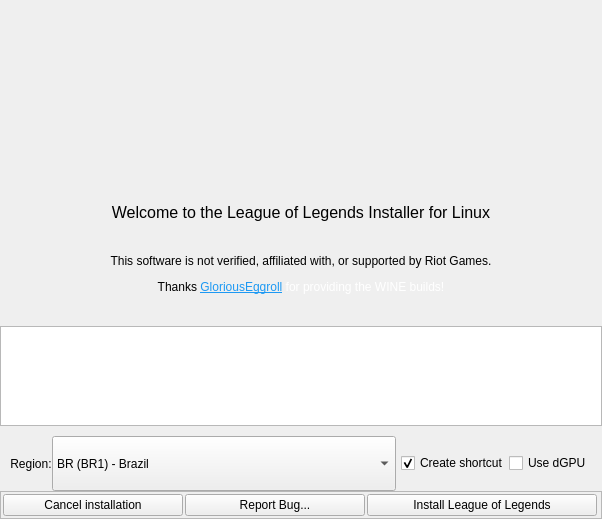
First picture: the form in python_src/ui/installer.ui, repository polkaulfield/lol-for-linux-installer, before the edit.
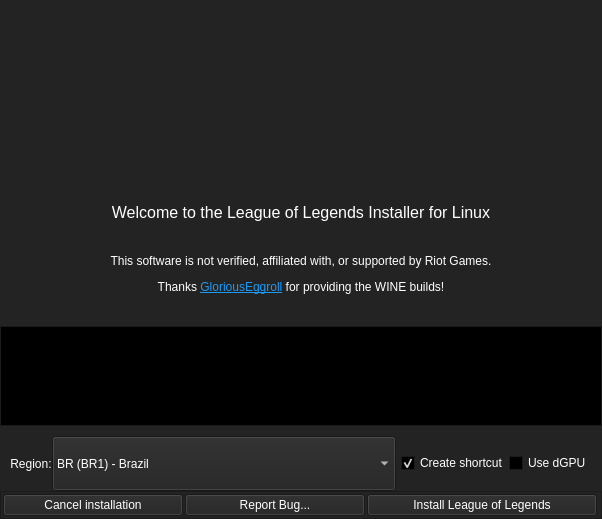
Second picture: the form after the edit. Icons and pictures are not drawn.

Commit message: [UI] Use our own colour palette

Diff of the .ui file:
```diff
--- a/python_src/ui/installer.ui
+++ b/python_src/ui/installer.ui
@@ -25,6 +25,448 @@
     <height>647</height>
    </size>
   </property>
+  <property name="palette">
+   <palette>
+    <active>
+     <colorrole role="WindowText">
+      <brush brushstyle="SolidPattern">
+       <color alpha="255">
+        <red>255</red>
+        <green>255</green>
+        <blue>255</blue>
+       </color>
+      </brush>
+     </colorrole>
+     <colorrole role="Button">
+      <brush brushstyle="SolidPattern">
+       <color alpha="255">
+        <red>35</red>
+        <green>35</green>
+        <blue>35</blue>
+       </color>
+      </brush>
+     </colorrole>
+     <colorrole role="Light">
+      <brush brushstyle="SolidPattern">
+       <color alpha="255">
+        <red>52</red>
+        <green>52</green>
+        <blue>52</blue>
+       </color>
+      </brush>
+     </colorrole>
+     <colorrole role="Midlight">
+      <brush brushstyle="SolidPattern">
+       <color alpha="255">
+        <red>43</red>
+        <green>43</green>
+        <blue>43</blue>
+       </color>
+      </brush>
+     </colorrole>
+     <colorrole role="Dark">
+      <brush brushstyle="SolidPattern">
+       <color alpha="255">
+        <red>17</red>
+        <green>17</green>
+        <blue>17</blue>
+       </color>
+      </brush>
+     </colorrole>
+     <colorrole role="Mid">
+      <brush brushstyle="SolidPattern">
+       <color alpha="255">
+        <red>23</red>
+        <green>23</green>
+        <blue>23</blue>
+       </color>
+      </brush>
+     </colorrole>
+     <colorrole role="Text">
+      <brush brushstyle="SolidPattern">
+       <color alpha="255">
+        <red>255</red>
+        <green>255</green>
+        <blue>255</blue>
+       </color>
+      </brush>
+     </colorrole>
+     <colorrole role="BrightText">
+      <brush brushstyle="SolidPattern">
+       <color alpha="255">
+        <red>255</red>
+        <green>255</green>
+        <blue>255</blue>
+       </color>
+      </brush>
+     </colorrole>
+     <colorrole role="ButtonText">
+      <brush brushstyle="SolidPattern">
+       <color alpha="255">
+        <red>255</red>
+        <green>255</green>
+        <blue>255</blue>
+       </color>
+      </brush>
+     </colorrole>
+     <colorrole role="Base">
+      <brush brushstyle="SolidPattern">
+       <color alpha="255">
+        <red>0</red>
+        <green>0</green>
+        <blue>0</blue>
+       </color>
+      </brush>
+     </colorrole>
+     <colorrole role="Window">
+      <brush brushstyle="SolidPattern">
+       <color alpha="255">
+        <red>35</red>
+        <green>35</green>
+        <blue>35</blue>
+       </color>
+      </brush>
+     </colorrole>
+     <colorrole role="Shadow">
+      <brush brushstyle="SolidPattern">
+       <color alpha="255">
+        <red>0</red>
+        <green>0</green>
+        <blue>0</blue>
+       </color>
+      </brush>
+     </colorrole>
+     <colorrole role="AlternateBase">
+      <brush brushstyle="SolidPattern">
+       <color alpha="255">
+        <red>17</red>
+        <green>17</green>
+        <blue>17</blue>
+       </color>
+      </brush>
+     </colorrole>
+     <colorrole role="ToolTipBase">
+      <brush brushstyle="SolidPattern">
+       <color alpha="255">
+        <red>255</red>
+        <green>255</green>
+        <blue>220</blue>
+       </color>
+      </brush>
+     </colorrole>
+     <colorrole role="ToolTipText">
+      <brush brushstyle="SolidPattern">
+       <color alpha="255">
+        <red>0</red>
+        <green>0</green>
+        <blue>0</blue>
+       </color>
+      </brush>
+     </colorrole>
+     <colorrole role="PlaceholderText">
+      <brush brushstyle="SolidPattern">
+       <color alpha="128">
+        <red>255</red>
+        <green>255</green>
+        <blue>255</blue>
+       </color>
+      </brush>
+     </colorrole>
+    </active>
+    <inactive>
+     <colorrole role="WindowText">
+      <brush brushstyle="SolidPattern">
+       <color alpha="255">
+        <red>255</red>
+        <green>255</green>
+        <blue>255</blue>
+       </color>
+      </brush>
+     </colorrole>
+     <colorrole role="Button">
+      <brush brushstyle="SolidPattern">
+       <color alpha="255">
+        <red>35</red>
+        <green>35</green>
+        <blue>35</blue>
+       </color>
+      </brush>
+     </colorrole>
+     <colorrole role="Light">
+      <brush brushstyle="SolidPattern">
+       <color alpha="255">
+        <red>52</red>
+        <green>52</green>
+        <blue>52</blue>
+       </color>
+      </brush>
+     </colorrole>
+     <colorrole role="Midlight">
+      <brush brushstyle="SolidPattern">
+       <color alpha="255">
+        <red>43</red>
+        <green>43</green>
+        <blue>43</blue>
+       </color>
+      </brush>
+     </colorrole>
+     <colorrole role="Dark">
+      <brush brushstyle="SolidPattern">
+       <color alpha="255">
+        <red>17</red>
+        <green>17</green>
+        <blue>17</blue>
+       </color>
+      </brush>
+     </colorrole>
+     <colorrole role="Mid">
+      <brush brushstyle="SolidPattern">
+       <color alpha="255">
+        <red>23</red>
+        <green>23</green>
+        <blue>23</blue>
+       </color>
+      </brush>
+     </colorrole>
+     <colorrole role="Text">
+      <brush brushstyle="SolidPattern">
+       <color alpha="255">
+        <red>255</red>
+        <green>255</green>
+        <blue>255</blue>
+       </color>
+      </brush>
+     </colorrole>
+     <colorrole role="BrightText">
+      <brush brushstyle="SolidPattern">
+       <color alpha="255">
+        <red>255</red>
+        <green>255</green>
+        <blue>255</blue>
+       </color>
+      </brush>
+     </colorrole>
+     <colorrole role="ButtonText">
+      <brush brushstyle="SolidPattern">
+       <color alpha="255">
+        <red>255</red>
+        <green>255</green>
+        <blue>255</blue>
+       </color>
+      </brush>
+     </colorrole>
+     <colorrole role="Base">
+      <brush brushstyle="SolidPattern">
+       <color alpha="255">
+        <red>0</red>
+        <green>0</green>
+        <blue>0</blue>
+       </color>
+      </brush>
+     </colorrole>
+     <colorrole role="Window">
+      <brush brushstyle="SolidPattern">
+       <color alpha="255">
+        <red>35</red>
+        <green>35</green>
+        <blue>35</blue>
+       </color>
+      </brush>
+     </colorrole>
+     <colorrole role="Shadow">
+      <brush brushstyle="SolidPattern">
+       <color alpha="255">
+        <red>0</red>
+        <green>0</green>
+        <blue>0</blue>
+       </color>
+      </brush>
+     </colorrole>
+     <colorrole role="AlternateBase">
+      <brush brushstyle="SolidPattern">
+       <color alpha="255">
+        <red>17</red>
+        <green>17</green>
+        <blue>17</blue>
+       </color>
+      </brush>
+     </colorrole>
+     <colorrole role="ToolTipBase">
+      <brush brushstyle="SolidPattern">
+       <color alpha="255">
+        <red>255</red>
+        <green>255</green>
+        <blue>220</blue>
+       </color>
+      </brush>
+     </colorrole>
+     <colorrole role="ToolTipText">
+      <brush brushstyle="SolidPattern">
+       <color alpha="255">
+        <red>0</red>
+        <green>0</green>
+        <blue>0</blue>
+       </color>
+      </brush>
+     </colorrole>
+     <colorrole role="PlaceholderText">
+      <brush brushstyle="SolidPattern">
+       <color alpha="128">
+        <red>255</red>
+        <green>255</green>
+        <blue>255</blue>
+       </color>
+      </brush>
+     </colorrole>
+    </inactive>
+    <disabled>
+     <colorrole role="WindowText">
+      <brush brushstyle="SolidPattern">
+       <color alpha="255">
+        <red>17</red>
+        <green>17</green>
+        <blue>17</blue>
+       </color>
+      </brush>
+     </colorrole>
+     <colorrole role="Button">
+      <brush brushstyle="SolidPattern">
+       <color alpha="255">
+        <red>35</red>
+        <green>35</green>
+        <blue>35</blue>
+       </color>
+      </brush>
+     </colorrole>
+     <colorrole role="Light">
+      <brush brushstyle="SolidPattern">
+       <color alpha="255">
+        <red>52</red>
+        <green>52</green>
+        <blue>52</blue>
+       </color>
+      </brush>
+     </colorrole>
+     <colorrole role="Midlight">
+      <brush brushstyle="SolidPattern">
+       <color alpha="255">
+        <red>43</red>
+        <green>43</green>
+        <blue>43</blue>
+       </color>
+      </brush>
+     </colorrole>
+     <colorrole role="Dark">
+      <brush brushstyle="SolidPattern">
+       <color alpha="255">
+        <red>17</red>
+        <green>17</green>
+        <blue>17</blue>
+       </color>
+      </brush>
+     </colorrole>
+     <colorrole role="Mid">
+      <brush brushstyle="SolidPattern">
+       <color alpha="255">
+        <red>23</red>
+        <green>23</green>
+        <blue>23</blue>
+       </color>
+      </brush>
+     </colorrole>
+     <colorrole role="Text">
+      <brush brushstyle="SolidPattern">
+       <color alpha="255">
+        <red>17</red>
+        <green>17</green>
+        <blue>17</blue>
+       </color>
+      </brush>
+     </colorrole>
+     <colorrole role="BrightText">
+      <brush brushstyle="SolidPattern">
+       <color alpha="255">
+        <red>255</red>
+        <green>255</green>
+        <blue>255</blue>
+       </color>
+      </brush>
+     </colorrole>
+     <colorrole role="ButtonText">
+      <brush brushstyle="SolidPattern">
+       <color alpha="255">
+        <red>17</red>
+        <green>17</green>
+        <blue>17</blue>
+       </color>
+      </brush>
+     </colorrole>
+     <colorrole role="Base">
+      <brush brushstyle="SolidPattern">
+       <color alpha="255">
+        <red>35</red>
+        <green>35</green>
+        <blue>35</blue>
+       </color>
+      </brush>
+     </colorrole>
+     <colorrole role="Window">
+      <brush brushstyle="SolidPattern">
+       <color alpha="255">
+        <red>35</red>
+        <green>35</green>
+        <blue>35</blue>
+       </color>
+      </brush>
+     </colorrole>
+     <colorrole role="Shadow">
+      <brush brushstyle="SolidPattern">
+       <color alpha="255">
+        <red>0</red>
+        <green>0</green>
+        <blue>0</blue>
+       </color>
+      </brush>
+     </colorrole>
+     <colorrole role="AlternateBase">
+      <brush brushstyle="SolidPattern">
+       <color alpha="255">
+        <red>35</red>
+        <green>35</green>
+        <blue>35</blue>
+       </color>
+      </brush>
+     </colorrole>
+     <colorrole role="ToolTipBase">
+      <brush brushstyle="SolidPattern">
+       <color alpha="255">
+        <red>255</red>
+        <green>255</green>
+        <blue>220</blue>
+       </color>
+      </brush>
+     </colorrole>
+     <colorrole role="ToolTipText">
+      <brush brushstyle="SolidPattern">
+       <color alpha="255">
+        <red>0</red>
+        <green>0</green>
+        <blue>0</blue>
+       </color>
+      </brush>
+     </colorrole>
+     <colorrole role="PlaceholderText">
+      <brush brushstyle="SolidPattern">
+       <color alpha="128">
+        <red>255</red>
+        <green>255</green>
+        <blue>255</blue>
+       </color>
+      </brush>
+     </colorrole>
+    </disabled>
+   </palette>
+  </property>
   <property name="windowTitle">
    <string>MainWindow</string>
   </property>
```
